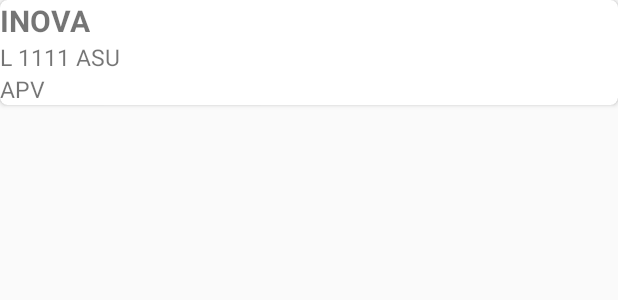
After one commit to norkholis/TesTos, an Android app: the layout kendaraan_list.xml on its own in the app's theme, with its tools: preview values and no code run, on a phone screen of 412 x 824 dp. The commit adds this screen. Shown: the top 300 px of the screen. Run offline under Robolectric (Android 15) with nearby library versions, the phone set to English and light mode, and no system bars.

Commit message:
Add recycler view of list data

```diff
--- a/app/build.gradle
+++ b/app/build.gradle
@@ -21,12 +21,15 @@ android {
 dependencies {
     implementation fileTree(dir: 'libs', include: ['*.jar'])
     implementation 'com.android.support:appcompat-v7:26.1.0'
+    implementation 'com.android.support:recyclerview-v7:26.1.0'
     implementation 'com.android.support.constraint:constraint-layout:1.0.2'
     testImplementation 'junit:junit:4.12'
+    compile 'com.android.support:cardview-v7:26.1.0'
     compile 'com.google.code.gson:gson:2.6.2'
     compile 'com.squareup.retrofit2:retrofit:2.3.0'
     compile 'com.squareup.retrofit2:converter-gson:2.3.0'
     compile 'com.squareup.okhttp3:logging-interceptor:3.4.1'
+    compile 'com.github.bumptech.glide:glide:3.8.0'
     androidTestImplementation 'com.android.support.test:runner:1.0.1'
     androidTestImplementation 'com.android.support.test.espresso:espresso-core:3.0.1'
 }
--- a/app/src/main/java/com/example/norkholis/testtos/BaseApiService.java
+++ b/app/src/main/java/com/example/norkholis/testtos/BaseApiService.java
@@ -6,7 +6,9 @@ import okhttp3.ResponseBody;
 import retrofit2.Call;
 import retrofit2.http.Field;
 import retrofit2.http.FormUrlEncoded;
+import retrofit2.http.GET;
 import retrofit2.http.POST;
+import retrofit2.http.Query;
 
 /**
  * Created by norkholis on 02/02/18.
@@ -17,4 +19,7 @@ public interface BaseApiService {
     @POST("login")
     Call<ListUser>loginRequest(@Field("username")String username,
                                  @Field("password")String password);
+
+    @GET("kendaraan?_token")
+    Call <List<Kendaraan>>dataKendaraan(@Query("token")String token);
 }
--- /dev/null
+++ b/app/src/main/res/layout/kendaraan_list.xml
@@ -0,0 +1,44 @@
+<?xml version="1.0" encoding="utf-8"?>
+<LinearLayout
+    xmlns:android="http://schemas.android.com/apk/res/android"
+    xmlns:app="http://schemas.android.com/apk/res-auto"
+    xmlns:tools="http://schemas.android.com/tools"
+    android:layout_width="match_parent"
+    android:layout_height="match_parent"
+    android:orientation="vertical"
+    android:paddingBottom="10dp"
+    android:id="@+id/kendaraanList">
+    <android.support.v7.widget.CardView
+        android:layout_width="match_parent"
+        android:layout_height="wrap_content"
+        app:cardCornerRadius="5dp"
+        android:id="@+id/itemKendaraan"
+        android:padding="10dp"
+        android:background="#c7ecee">
+        <LinearLayout
+            android:layout_width="match_parent"
+            android:layout_height="match_parent"
+            android:orientation="vertical">
+            <TextView
+                android:layout_width="wrap_content"
+                android:layout_height="wrap_content"
+                android:id="@+id/merek_kendaraan"
+                android:text="INOVA"
+                android:textStyle="bold"
+                android:textSize="20sp"/>
+            <TextView
+                android:layout_width="wrap_content"
+                android:layout_height="wrap_content"
+                android:text="L 1111 ASU"
+                android:id="@+id/nopol"
+                android:textSize="15sp" />
+            <TextView
+                android:layout_width="wrap_content"
+                android:layout_height="wrap_content"
+                android:text="APV"
+                android:id="@+id/tipe_mobil"
+                android:textSize="15sp"/>
+        </LinearLayout>
+    </android.support.v7.widget.CardView>
+
+</LinearLayout>
```
Also changed, not shown: app/src/main/java/com/example/norkholis/testtos/Kendaraan.java (added, +133 -0 lines), app/src/main/java/com/example/norkholis/testtos/KendaraanAdapter.java (added, +55 -0 lines), app/src/main/java/com/example/norkholis/testtos/LoginActivity.java (+9 -2 lines), app/src/main/java/com/example/norkholis/testtos/MainActivity.java (+48 -2 lines), app/src/main/java/com/example/norkholis/testtos/SharedPrefManager.java (+7 -2 lines), app/src/main/res/layout/activity_main.xml (+11 -0 lines).
